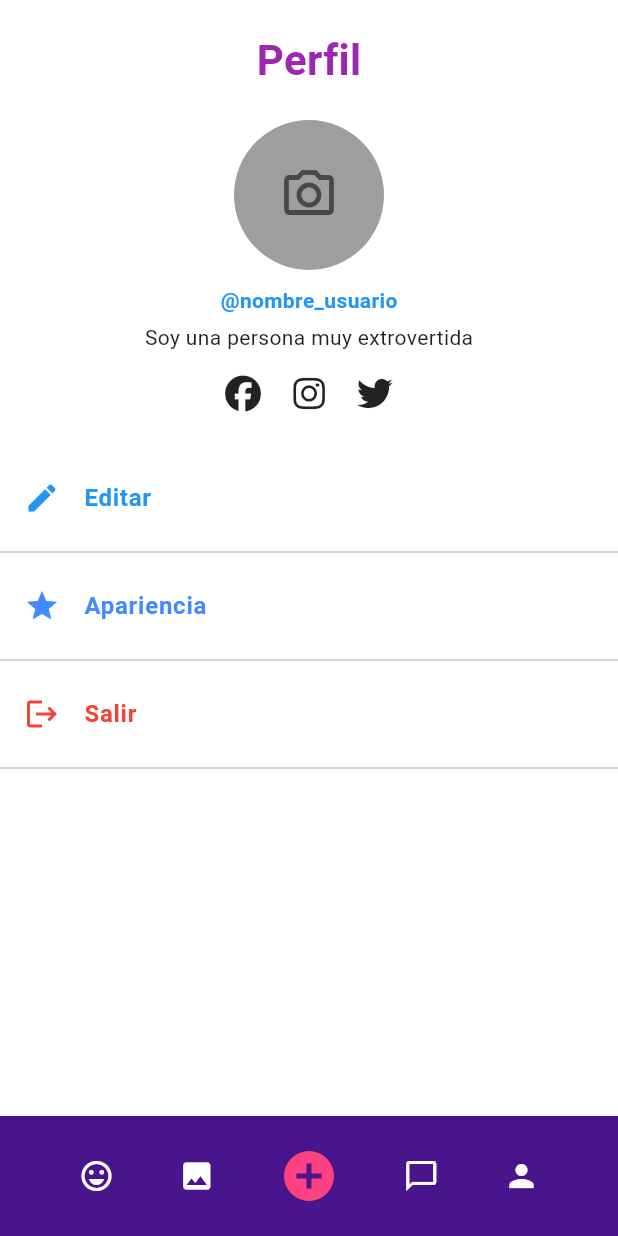
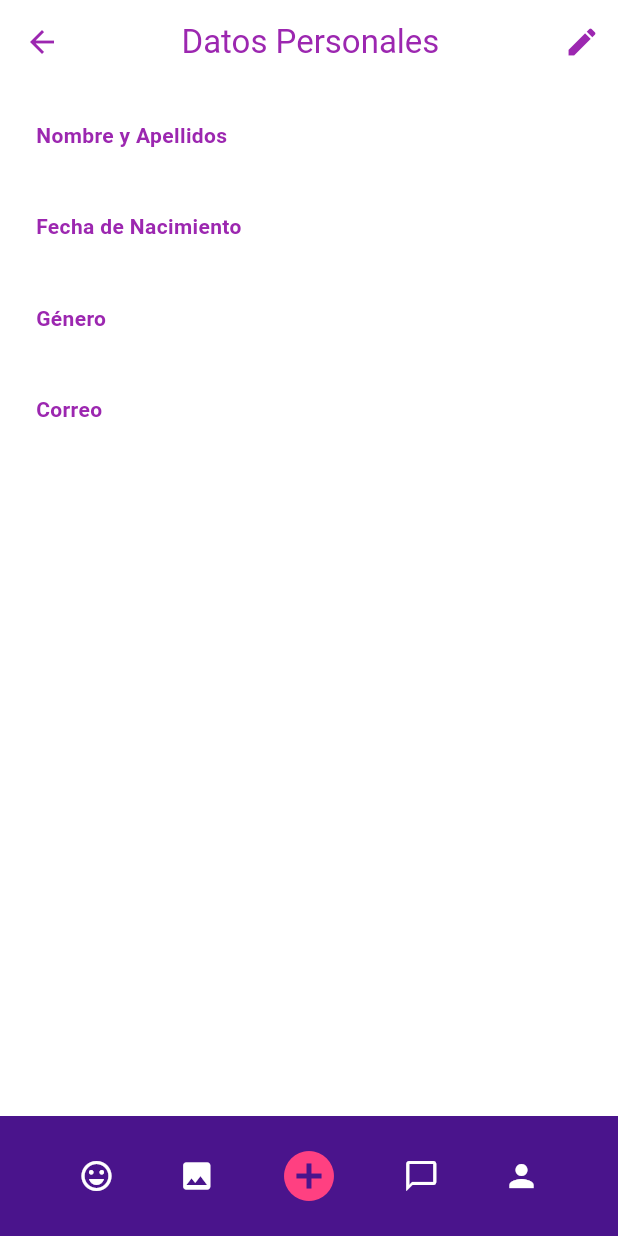
Before and after one commit to Ale8Daniel8Armas/Rumba-GO-App, a Flutter app: the PerfilView screen opened directly, after a tap on "Editar", on a phone screen of 412 x 824 dp. Run offline on Flutter 3.47's test engine with Material 3 defaults, Android fonts, the phone set to English and light mode, and no system bars; our stand-ins replace cloud_firestore, firebase_auth, firebase_core, font_awesome_flutter, google_sign_in; accounts and stored records are empty.

Commit message:
Implementando vista de edicion y conexion con FireBase FireStore

```diff
--- /dev/null
+++ b/lib/vista/edit_profile_view.dart
@@ -0,0 +1,183 @@
+import 'package:flutter/material.dart';
+import 'package:cloud_firestore/cloud_firestore.dart';
+import 'package:firebase_auth/firebase_auth.dart';
+import 'profile_view.dart';
+
+class PerfilEditableView extends StatefulWidget {
+  const PerfilEditableView({super.key});
+
+  @override
+  State<PerfilEditableView> createState() => _PerfilEditableViewState();
+}
+
+class _PerfilEditableViewState extends State<PerfilEditableView> {
+  bool isEditing = false;
+
+  final TextEditingController _nombreController = TextEditingController();
+  final TextEditingController _fechaController = TextEditingController();
+  final TextEditingController _generoController = TextEditingController();
+  final TextEditingController _correoController = TextEditingController();
+
+  @override
+  void initState() {
+    super.initState();
+    _loadUserData();
+  }
+
+  Future<void> _loadUserData() async {
+    final user = FirebaseAuth.instance.currentUser;
+    if (user != null) {
+      final doc = await FirebaseFirestore.instance
+          .collection('cliente')
+          .doc(user.uid)
+          .get();
+      if (doc.exists) {
+        final data = doc.data()!;
+        setState(() {
+          _nombreController.text = data['name'] ?? '';
+          _fechaController.text = data['date'] ?? '';
+          _generoController.text = data['gender'] ?? '';
+          _correoController.text = user.email ?? '';
+        });
+      }
+    }
+  }
+
+  Future<void> _saveChanges() async {
+    final user = FirebaseAuth.instance.currentUser;
+    if (user != null) {
+      await FirebaseFirestore.instance
+          .collection('cliente')
+          .doc(user.uid)
+          .update({
+        'name': _nombreController.text.trim(),
+        'date': _fechaController.text.trim(),
+        'gender': _generoController.text.trim(),
+      });
+
+      ScaffoldMessenger.of(context).showSnackBar(
+        const SnackBar(content: Text('Cambios guardados exitosamente.')),
+      );
+
+      setState(() {
+        isEditing = false;
+      });
+    }
+  }
+
+  Widget _buildEditableField(String label, TextEditingController controller,
+      {bool editable = true}) {
+    return Column(
+      crossAxisAlignment: CrossAxisAlignment.start,
+      children: [
+        Text(label,
+            style: const TextStyle(
+              color: Colors.purple,
+              fontWeight: FontWeight.bold,
+            )),
+        const SizedBox(height: 4),
+        isEditing && editable
+            ? TextFormField(
+                controller: controller,
+                decoration: const InputDecoration(
+                  border: OutlineInputBorder(),
+                  contentPadding: EdgeInsets.symmetric(horizontal: 8),
+                ),
+              )
+            : Text(
+                controller.text,
+                style: const TextStyle(color: Colors.black87),
+              ),
+        const SizedBox(height: 16),
+      ],
+    );
+  }
+
+  @override
+  Widget build(BuildContext context) {
+    return Scaffold(
+      appBar: AppBar(
+        title: const Text('         Datos Personales',
+            style: TextStyle(color: Colors.purple)),
+        leading: IconButton(
+            icon: const Icon(Icons.arrow_back, color: Colors.purple),
+            onPressed: () {
+              Navigator.pushReplacement(
+                context,
+                MaterialPageRoute(
+                  builder: (context) => const PerfilView(),
+                ),
+              );
+            }),
+        actions: [
+          IconButton(
+            icon: Icon(isEditing ? Icons.close : Icons.edit,
+                color: Colors.purple),
+            onPressed: () {
+              setState(() {
+                isEditing = !isEditing;
+              });
+            },
+          )
+        ],
+        backgroundColor: Colors.white,
+        elevation: 0,
+      ),
+      backgroundColor: Colors.white,
+      bottomNavigationBar: _CustomBottomNavBar(),
+      body: SafeArea(
+        child: SingleChildScrollView(
+          padding: const EdgeInsets.all(24),
+          child: Column(
+            crossAxisAlignment: CrossAxisAlignment.start,
+            children: [
+              _buildEditableField('Nombre y Apellidos', _nombreController),
+              _buildEditableField('Fecha de Nacimiento', _fechaController),
+              _buildEditableField('Género', _generoController),
+              _buildEditableField('Correo', _correoController, editable: false),
+              if (isEditing)
+                Center(
+                  child: ElevatedButton.icon(
+                    onPressed: _saveChanges,
+                    icon: const Icon(Icons.save),
+                    label: const Text('Guardar cambios'),
+                    style: ElevatedButton.styleFrom(
+                      backgroundColor: Colors.purple,
+                      foregroundColor: Colors.white,
+                      padding: const EdgeInsets.symmetric(
+                          horizontal: 24, vertical: 12),
+                      shape: RoundedRectangleBorder(
+                        borderRadius: BorderRadius.circular(12),
+                      ),
+                    ),
+                  ),
+                ),
+            ],
+          ),
+        ),
+      ),
+    );
+  }
+}
+
+class _CustomBottomNavBar extends StatelessWidget {
+  @override
+  Widget build(BuildContext context) {
+    return BottomAppBar(
+      color: Colors.purple[900],
+      child: Padding(
+        padding: const EdgeInsets.symmetric(horizontal: 15.0, vertical: 8),
+        child: Row(
+          mainAxisAlignment: MainAxisAlignment.spaceAround,
+          children: const [
+            Icon(Icons.emoji_emotions_outlined, color: Colors.white),
+            Icon(Icons.photo, color: Colors.white),
+            Icon(Icons.add_circle, color: Colors.pinkAccent, size: 40),
+            Icon(Icons.chat_bubble_outline, color: Colors.white),
+            Icon(Icons.person, color: Colors.white),
+          ],
+        ),
+      ),
+    );
+  }
+}
--- a/lib/vista/profile_view.dart
+++ b/lib/vista/profile_view.dart
@@ -1,8 +1,37 @@
 import 'package:flutter/material.dart';
 import 'package:font_awesome_flutter/font_awesome_flutter.dart';
+import 'package:firebase_auth/firebase_auth.dart';
+import 'package:cloud_firestore/cloud_firestore.dart';
+import 'edit_profile_view.dart';
+import 'package:google_sign_in/google_sign_in.dart';
+import 'login_view.dart';
 
-class PerfilView extends StatelessWidget {
+class PerfilView extends StatefulWidget {
   const PerfilView({super.key});
+
+  @override
+  State<PerfilView> createState() => _PerfilViewState();
+}
+
+class _PerfilViewState extends State<PerfilView> {
+  String _username = '';
+
+  @override
+  void initState() {
+    super.initState();
+    _loadUsername();
+  }
+
+  Future<void> _loadUsername() async {
+    final uid = FirebaseAuth.instance.currentUser?.uid;
+    if (uid == null) return;
+
+    final doc =
+        await FirebaseFirestore.instance.collection('cliente').doc(uid).get();
+    setState(() {
+      _username = doc.data()?['user_name'] ?? 'Usuario';
+    });
+  }
 
   @override
   Widget build(BuildContext context) {
@@ -29,8 +58,8 @@ class PerfilView extends StatelessWidget {
                   size: 40, color: Colors.black54),
             ),
             const SizedBox(height: 10),
-            const Text(
-              '@nombre_usuario',
+            Text(
+              '@$_username',
               style: TextStyle(
                 color: Colors.blue,
                 fontWeight: FontWeight.w600,
@@ -38,7 +67,7 @@ class PerfilView extends StatelessWidget {
             ),
             const SizedBox(height: 5),
             const Text(
-              'Soy una persona muy extrovertida',
+              'Sin descripción',
               style: TextStyle(color: Colors.black87),
             ),
             const SizedBox(height: 15),
@@ -53,11 +82,24 @@ class PerfilView extends StatelessWidget {
               ],
             ),
             const SizedBox(height: 30),
+            /* _ListTileProfile(
+              icon: Icons.edit,
+              text: 'Agregar Redes Sociales',
+              color: Colors.blue,
+              onTap: () {},
+            ), */
             _ListTileProfile(
               icon: Icons.edit,
               text: 'Editar',
               color: Colors.blue,
-              onTap: () {},
+              onTap: () {
+                Navigator.pushReplacement(
+                  context,
+                  MaterialPageRoute(
+                    builder: (context) => const PerfilEditableView(),
+                  ),
+                );
+              },
             ),
             _ListTileProfile(
               icon: Icons.star,
@@ -69,7 +111,18 @@ class PerfilView extends StatelessWidget {
               icon: Icons.logout,
               text: 'Salir',
               color: Colors.red,
-              onTap: () {},
+              onTap: () async {
+                await GoogleSignIn().signOut();
+                await FirebaseAuth.instance.signOut();
+
+                if (context.mounted) {
+                  Navigator.pushAndRemoveUntil(
+                    context,
+                    MaterialPageRoute(builder: (context) => const LoginView()),
+                    (route) => false,
+                  );
+                }
+              },
             ),
           ],
         ),
```
Also changed, not shown: lib/vista/intereses_view.dart (+26 -12 lines), lib/vista/login_view.dart (+20 -11 lines), lib/vista/personal_data_view.dart (+6 -6 lines), lib/vista/username_setup.dart (+6 -3 lines).
